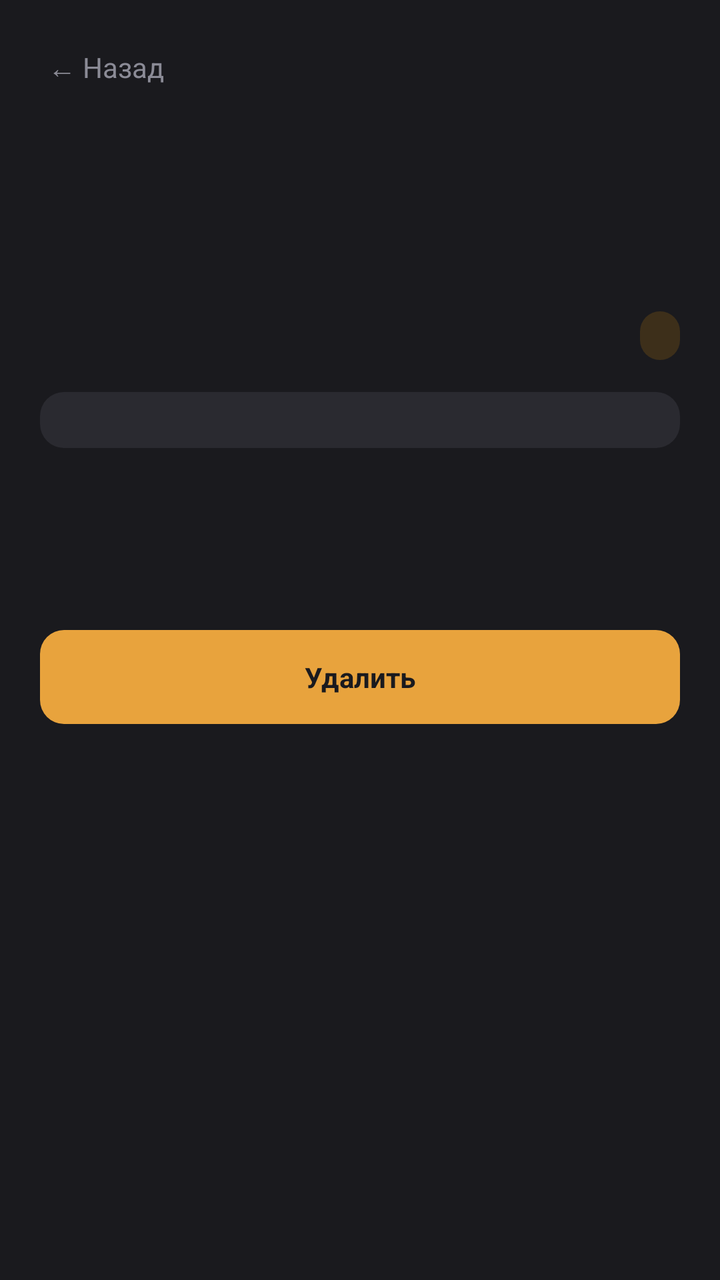
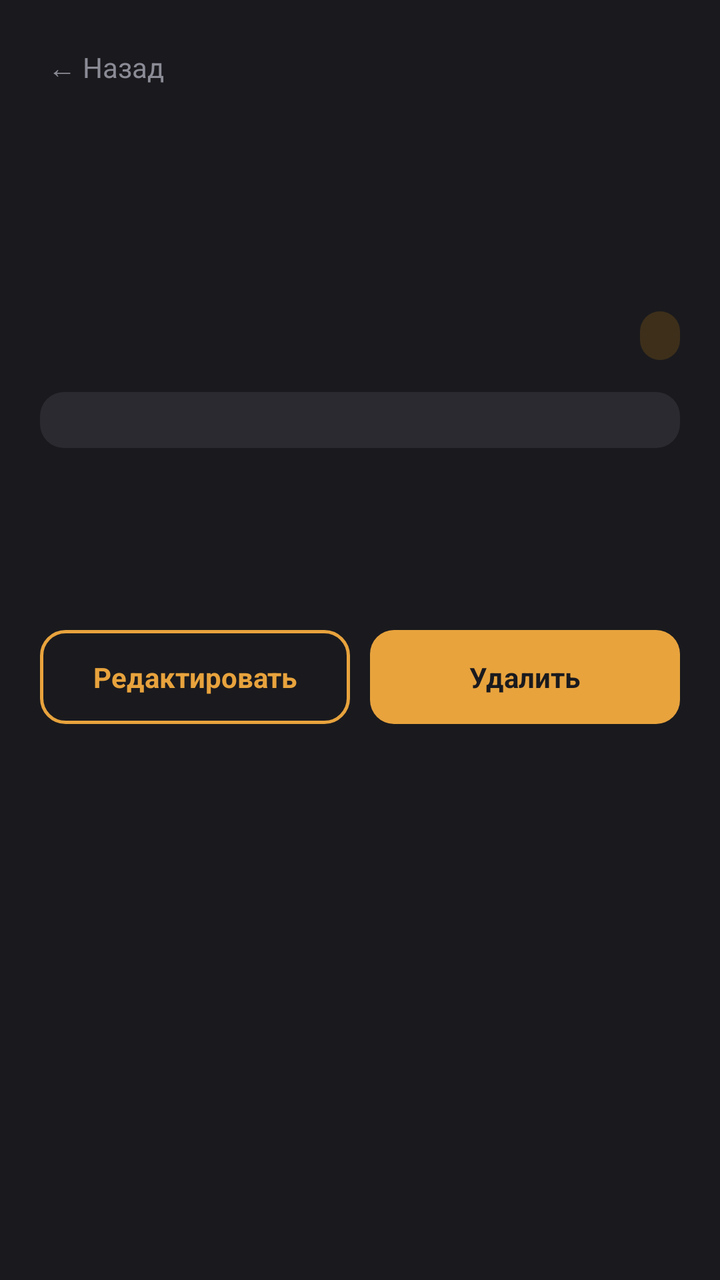

Two renders of the same Android screen: before a commit and after it. Below are the layout's source before the change and the commit's diff.
<!-- AndroidManifest.xml: application theme Theme.MovieDiary -->
<!-- res/layout/fragment_movie_detail.xml -->
<?xml version="1.0" encoding="utf-8"?>
<LinearLayout xmlns:android="http://schemas.android.com/apk/res/android"
    android:layout_width="match_parent"
    android:layout_height="match_parent"
    android:orientation="vertical"
    android:background="@color/colorBackground">

    <LinearLayout
        android:layout_width="match_parent"
        android:layout_height="wrap_content"
        android:orientation="horizontal"
        android:padding="16dp"
        android:gravity="center_vertical">

        <TextView
            android:id="@+id/btnBack"
            android:layout_width="wrap_content"
            android:layout_height="wrap_content"
            android:text="← Назад"
            android:textColor="@color/colorTextMuted"
            android:padding="8dp" />
    </LinearLayout>

    <ScrollView
        android:layout_width="match_parent"
        android:layout_height="0dp"
        android:layout_weight="1">

        <LinearLayout
            android:layout_width="match_parent"
            android:layout_height="wrap_content"
            android:orientation="vertical"
            android:padding="20dp">

            <TextView
                android:id="@+id/tvTitle"
                android:layout_width="match_parent"
                android:layout_height="wrap_content"
                android:textColor="@color/colorTextPrimary"
                android:textSize="22sp"
                android:textStyle="bold" />

            <TextView
                android:id="@+id/tvYearGenre"
                android:layout_width="match_parent"
                android:layout_height="wrap_content"
                android:layout_marginTop="4dp"
                android:layout_marginBottom="16dp"
                android:textColor="@color/colorTextMuted"
                android:textSize="14sp" />

            <LinearLayout
                android:layout_width="match_parent"
                android:layout_height="wrap_content"
                android:orientation="horizontal"
                android:gravity="center_vertical"
                android:layout_marginBottom="16dp">

                <LinearLayout
                    android:id="@+id/starsContainer"
                    android:layout_width="wrap_content"
                    android:layout_height="wrap_content"
                    android:orientation="horizontal" />

                <View
                    android:layout_width="0dp"
                    android:layout_height="1dp"
                    android:layout_weight="1" />

                <TextView
                    android:id="@+id/tvStatusBadge"
                    android:layout_width="wrap_content"
                    android:layout_height="wrap_content"
                    android:textColor="@color/colorAccent"
                    android:textStyle="bold"
                    android:textSize="12sp"
                    android:background="@drawable/bg_badge"
                    android:paddingHorizontal="10dp"
                    android:paddingVertical="4dp" />
            </LinearLayout>

            <LinearLayout
                android:id="@+id/metaRow"
                android:layout_width="match_parent"
                android:layout_height="wrap_content"
                android:orientation="horizontal"
                android:background="@drawable/bg_card"
                android:padding="14dp"
                android:layout_marginBottom="16dp" />

            <TextView
                android:id="@+id/tvTagsLabel"
                android:layout_width="wrap_content"
                android:layout_height="wrap_content"
                android:text="ТЕГИ"
                android:textColor="@color/colorTextMuted"
                android:textSize="12sp"
                android:visibility="gone" />

            <com.google.android.material.chip.ChipGroup
                android:id="@+id/chipGroupTags"
                android:layout_width="match_parent"
                android:layout_height="wrap_content"
                android:layout_marginTop="8dp"
                android:layout_marginBottom="16dp" />

            <TextView
                android:id="@+id/tvReviewLabel"
                android:layout_width="wrap_content"
                android:layout_height="wrap_content"
                android:text="ОТЗЫВ"
                android:textColor="@color/colorTextMuted"
                android:textSize="12sp"
                android:visibility="gone" />

            <TextView
                android:id="@+id/tvReview"
                android:layout_width="match_parent"
                android:layout_height="wrap_content"
                android:layout_marginTop="8dp"
                android:layout_marginBottom="24dp"
                android:textColor="@color/colorTextPrimary"
                android:textSize="14sp"
                android:lineSpacingMultiplier="1.3" />

            <LinearLayout
                android:layout_width="match_parent"
                android:layout_height="wrap_content"
                android:orientation="horizontal">

                <TextView
                    android:id="@+id/btnDelete"
                    android:layout_width="0dp"
                    android:layout_height="wrap_content"
                    android:layout_weight="1"
                    android:text="Удалить"
                    android:textColor="@color/colorBackground"
                    android:textStyle="bold"
                    android:gravity="center"
                    android:padding="14dp"
                    android:background="@drawable/bg_accent_button" />
            </LinearLayout>

        </LinearLayout>
    </ScrollView>
</LinearLayout>
<!-- resources referenced by this layout -->
<resources>
  <color name="colorAccent">#E8A33D</color>
  <color name="colorBackground">#1A1A1E</color>
  <color name="colorTextMuted">#8B8B96</color>
  <color name="colorTextPrimary">#F0F0F5</color>
  <!-- drawable bg_accent_button (drawable) -->
  <?xml version="1.0" encoding="utf-8"?>
  <shape xmlns:android="http://schemas.android.com/apk/res/android" android:shape="rectangle">
      <solid android:color="@color/colorAccent" />
      <corners android:radius="12dp" />
  </shape>
  <!-- drawable bg_badge (drawable) -->
  <?xml version="1.0" encoding="utf-8"?>
  <shape xmlns:android="http://schemas.android.com/apk/res/android" android:shape="rectangle">
      <solid android:color="@color/colorAccentSoftSolid" />
      <corners android:radius="20dp" />
  </shape>
  <!-- drawable bg_card (drawable) -->
  <?xml version="1.0" encoding="utf-8"?>
  <shape xmlns:android="http://schemas.android.com/apk/res/android" android:shape="rectangle">
      <solid android:color="@color/colorSurface" />
      <corners android:radius="12dp" />
  </shape>
  <style name="Theme.MovieDiary" parent="Base.Theme.MovieDiary" />
  <color name="colorAccentSoftSolid">#3D2F1A</color>
  <color name="colorSurface">#2A2A30</color>
  <style name="Base.Theme.MovieDiary" parent="Theme.Material3.DayNight.NoActionBar">
          
          
      </style>
</resources>

<!-- the commit's change to res/layout/fragment_movie_detail.xml (unified diff, before → after) -->
@@ -129,6 +129,19 @@
                 android:orientation="horizontal">
 
                 <TextView
+                    android:id="@+id/btnEdit"
+                    android:layout_width="0dp"
+                    android:layout_height="wrap_content"
+                    android:layout_weight="1"
+                    android:layout_marginEnd="10dp"
+                    android:text="Редактировать"
+                    android:textColor="@color/colorAccent"
+                    android:textStyle="bold"
+                    android:gravity="center"
+                    android:padding="14dp"
+                    android:background="@drawable/bg_outline_button" />
+
+                <TextView
                     android:id="@+id/btnDelete"
                     android:layout_width="0dp"
                     android:layout_height="wrap_content"
<!-- resource entries referenced after the edit -->
@@ -22,6 +22,13 @@
       <solid android:color="@color/colorSurface" />
       <corners android:radius="12dp" />
   </shape>
+  <!-- drawable bg_outline_button (drawable) -->
+  <?xml version="1.0" encoding="utf-8"?>
+  <shape xmlns:android="http://schemas.android.com/apk/res/android" android:shape="rectangle">
+      <solid android:color="@android:color/transparent" />
+      <corners android:radius="12dp" />
+      <stroke android:width="1.5dp" android:color="@color/colorAccent" />
+  </shape>
   <style name="Theme.MovieDiary" parent="Base.Theme.MovieDiary" />
   <color name="colorAccentSoftSolid">#3D2F1A</color>
   <color name="colorSurface">#2A2A30</color>
